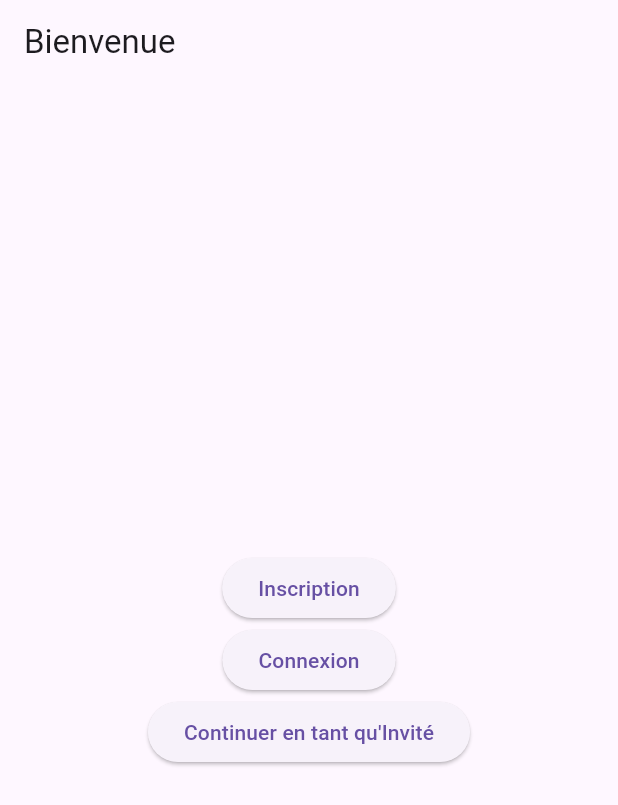
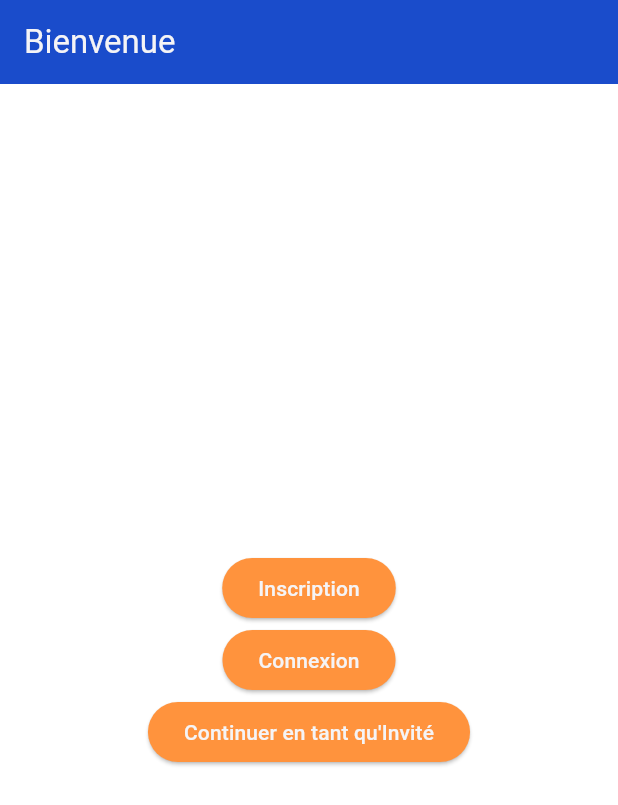
Before and after one commit to js-suck/card-conquest, a Flutter app: the screen it shows after launch, on a phone screen of 412 x 824 dp. Shown: the top 805 px of the screen. Run offline on Flutter 3.47's test engine with Material 3 defaults, Android fonts, the phone set to English and light mode, and no system bars; Roboto replaces fonts that are missing (Lexend).

Commit message:
:sparkles:(Theme): Add themes

```diff
--- a/front/lib/main.dart
+++ b/front/lib/main.dart
@@ -2,9 +2,33 @@ import 'package:flutter/material.dart';
 import 'home_screen.dart';
 import 'login_screen.dart';
 import 'signup_screen.dart';
+import 'package:front/profile_screen.dart';
+import 'package:front/settings_screen.dart';
+import 'package:front/theme/dark_theme.dart';
+import 'package:front/theme/theme.dart';
+import 'package:provider/provider.dart';
 
 void main() {
   runApp(const MyApp());
+}
+
+class ThemeNotifier with ChangeNotifier {
+  ThemeData _lightTheme = theme;
+  ThemeData _darkTheme = darkTheme;
+  bool _isDarkMode;
+
+  ThemeNotifier(this._isDarkMode) {
+    _lightTheme = theme;
+    _darkTheme = darkTheme;
+  }
+
+  ThemeData getTheme() => _isDarkMode ? _darkTheme : _lightTheme;
+  bool get isDarkMode => _isDarkMode;
+
+  void toggleTheme() {
+    _isDarkMode = !_isDarkMode;
+    notifyListeners();
+  }
 }
 
 class MyApp extends StatelessWidget {
@@ -12,6 +36,10 @@ class MyApp extends StatelessWidget {
 
   @override
   Widget build(BuildContext context) {
+    return ChangeNotifierProvider(
+        create: (_) =>
+            ThemeNotifier(false), // Définit le thème initial sur clair
+        child: Consumer(builder: (context, ThemeNotifier notifier, child) {
           return MaterialApp(
             debugShowCheckedModeBanner: false,
             initialRoute: '/',
@@ -19,11 +47,11 @@ class MyApp extends StatelessWidget {
               '/': (context) => HomePage(),
               '/login': (context) => LoginPage(),
               '/signup': (context) => SignUpPage(),
-        // Ajoutez d'autres routes selon vos besoins
+              '/profile': (context) => const ProfilePage(),
+              '/settings': (context) => const SettingsPage(),
             },
-      theme: ThemeData(
-        useMaterial3: true,
-      ),
+            theme: notifier.getTheme(),
           );
+        }));
   }
 }
--- /dev/null
+++ b/front/lib/theme/dark_theme.dart
@@ -0,0 +1,44 @@
+// theme.dart
+import 'package:flutter/material.dart';
+
+const Color fontColor = Color(0xfff5f4f6);
+const Color white = Colors.white;
+const Color backgroundColor = Color(0xff1E1E36);
+const Color accentBackgroundColor = Color(0xff000000);
+const Color accentColor = Color(0xffFF5500);
+
+// Définissez votre thème dans un fichier séparé
+final ThemeData darkTheme = ThemeData(
+  useMaterial3: true,
+  fontFamily: 'Lexend',
+  textTheme: const TextTheme(
+    displayLarge: TextStyle(fontSize: 24, fontWeight: FontWeight.bold),
+    bodyLarge: TextStyle(fontSize: 16),
+  ),
+  brightness: Brightness.dark,
+  primaryColor: accentBackgroundColor,
+  scaffoldBackgroundColor: backgroundColor,
+  primarySwatch: Colors.blue,
+  appBarTheme: const AppBarTheme(
+    backgroundColor: accentBackgroundColor,
+    foregroundColor: fontColor,
+  ),
+  buttonTheme: const ButtonThemeData(
+    buttonColor: accentColor,
+    textTheme: ButtonTextTheme.primary,
+  ),
+  bottomNavigationBarTheme: const BottomNavigationBarThemeData(
+    backgroundColor: accentBackgroundColor,
+    selectedItemColor: accentColor,
+    unselectedItemColor: white,
+    showSelectedLabels: false,
+    showUnselectedLabels: false,
+    type: BottomNavigationBarType.fixed,
+  ),
+  elevatedButtonTheme: ElevatedButtonThemeData(
+    style: ButtonStyle(
+      backgroundColor: MaterialStateProperty.all<Color>(accentColor),
+      foregroundColor: MaterialStateProperty.all<Color>(fontColor),
+    ),
+  ),
+);
--- /dev/null
+++ b/front/lib/theme/theme.dart
@@ -0,0 +1,43 @@
+// theme.dart
+import 'package:flutter/material.dart';
+
+const Color fontColor = Color(0xfff5f4f6);
+const Color backgroundColor = Colors.white;
+const Color accentBackgroundColor = Color(0xff1a4ccb);
+const Color accentColor = Color(0xffff933d);
+
+// Définissez votre thème dans un fichier séparé
+final ThemeData theme = ThemeData(
+  useMaterial3: true,
+  fontFamily: 'Lexend',
+  textTheme: const TextTheme(
+    displayLarge: TextStyle(fontSize: 24, fontWeight: FontWeight.bold),
+    bodyLarge: TextStyle(fontSize: 16),
+  ),
+  brightness: Brightness.light,
+  primaryColor: accentBackgroundColor,
+  scaffoldBackgroundColor: backgroundColor,
+  primarySwatch: Colors.blue,
+  appBarTheme: const AppBarTheme(
+    backgroundColor: accentBackgroundColor,
+    foregroundColor: fontColor,
+  ),
+  buttonTheme: const ButtonThemeData(
+    buttonColor: accentColor,
+    textTheme: ButtonTextTheme.primary,
+  ),
+  bottomNavigationBarTheme: const BottomNavigationBarThemeData(
+    backgroundColor: accentBackgroundColor,
+    selectedItemColor: accentColor,
+    unselectedItemColor: backgroundColor,
+    showSelectedLabels: false,
+    showUnselectedLabels: false,
+    type: BottomNavigationBarType.fixed,
+  ),
+  elevatedButtonTheme: ElevatedButtonThemeData(
+    style: ButtonStyle(
+      backgroundColor: MaterialStateProperty.all<Color>(accentColor),
+      foregroundColor: MaterialStateProperty.all<Color>(fontColor),
+    ),
+  ),
+);
```
Lines whose indentation alone changed are shown as unchanged.
